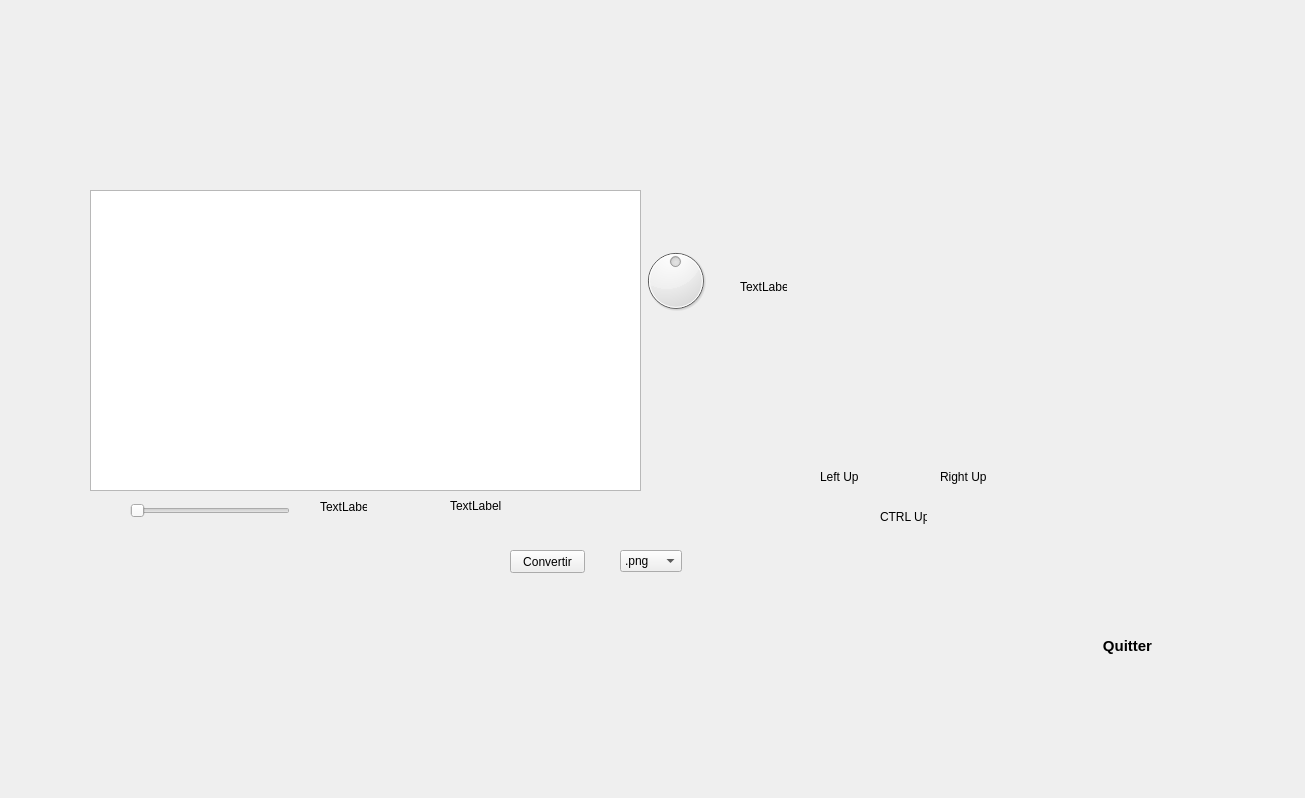
Above: image.ui from SaddemAmine/MahrousPlusPlus before the change. Below: the same form after it.
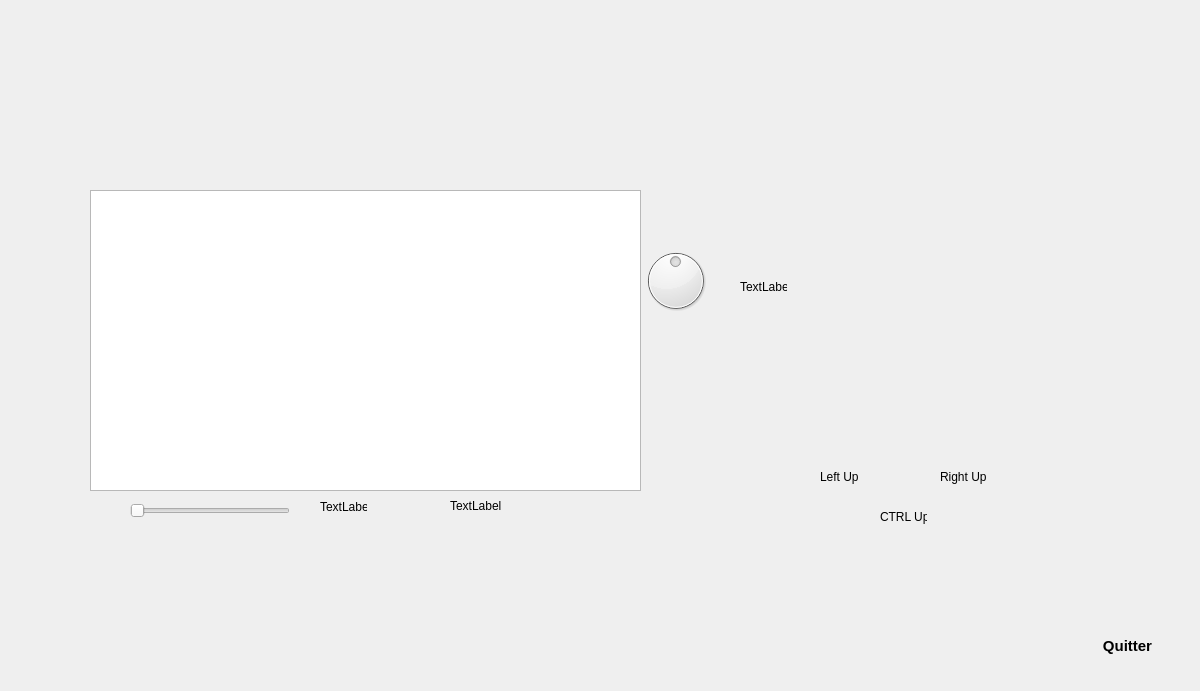
That is the form after the change.

```diff
--- a/image.ui
+++ b/image.ui
@@ -6,8 +6,8 @@
    <rect>
     <x>0</x>
     <y>0</y>
-    <width>1305</width>
-    <height>798</height>
+    <width>1200</width>
+    <height>691</height>
    </rect>
   </property>
   <property name="windowTitle">
@@ -173,44 +173,6 @@
     <string>Quitter</string>
    </property>
   </widget>
-  <widget class="QPushButton" name="pushButton_2">
-   <property name="geometry">
-    <rect>
-     <x>510</x>
-     <y>550</y>
-     <width>75</width>
-     <height>23</height>
-    </rect>
-   </property>
-   <property name="text">
-    <string>Convertir</string>
-   </property>
-  </widget>
-  <widget class="QComboBox" name="comboBox">
-   <property name="geometry">
-    <rect>
-     <x>620</x>
-     <y>550</y>
-     <width>62</width>
-     <height>22</height>
-    </rect>
-   </property>
-   <item>
-    <property name="text">
-     <string>.png</string>
-    </property>
-   </item>
-   <item>
-    <property name="text">
-     <string>.jpg</string>
-    </property>
-   </item>
-   <item>
-    <property name="text">
-     <string>.bmp</string>
-    </property>
-   </item>
-  </widget>
   <action name="actionZoomInOut">
    <property name="text">
     <string>ZoomInOut</string>
```
Left out of the diff: 2 changed lines with no effect on the pictures.
